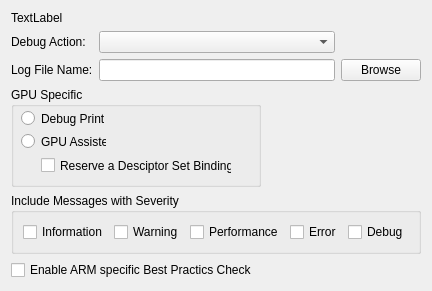
Before: the Qt Designer form vkconfig/khronossettings.ui in LunarG/VulkanTools, drawn with Qt 5.
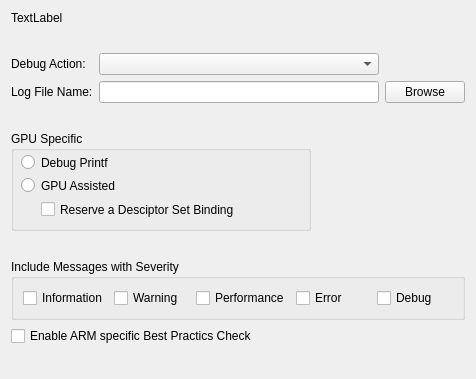
After: the same form once the commit is applied.

```diff
--- a/vkconfig/khronossettings.ui
+++ b/vkconfig/khronossettings.ui
@@ -6,28 +6,37 @@
    <rect>
     <x>0</x>
     <y>0</y>
-    <width>389</width>
-    <height>277</height>
+    <width>476</width>
+    <height>379</height>
    </rect>
   </property>
   <property name="windowTitle">
    <string>Form</string>
   </property>
-  <layout class="QGridLayout" name="gridLayout" rowstretch="1,0,0,0,0,0,0">
-   <item row="2" column="1">
-    <widget class="QLineEdit" name="lineEditLogFile">
+  <layout class="QGridLayout" name="gridLayout" rowstretch="1,0,0,0,0,0,0,0,0">
+   <item row="3" column="0">
+    <spacer name="verticalSpacer_2">
+     <property name="orientation">
+      <enum>Qt::Vertical</enum>
+     </property>
+     <property name="sizeHint" stdset="0">
+      <size>
+       <width>20</width>
+       <height>10</height>
+      </size>
+     </property>
+    </spacer>
+   </item>
+   <item row="2" column="0">
+    <widget class="QLabel" name="label_2">
      <property name="sizePolicy">
-      <sizepolicy hsizetype="Expanding" vsizetype="Fixed">
+      <sizepolicy hsizetype="Preferred" vsizetype="Preferred">
        <horstretch>0</horstretch>
-       <verstretch>2</verstretch>
+       <verstretch>0</verstretch>
       </sizepolicy>
      </property>
-    </widget>
-   </item>
-   <item row="1" column="0">
-    <widget class="QLabel" name="label">
      <property name="text">
-      <string>Debug Action:</string>
+      <string>Log File Name:</string>
      </property>
     </widget>
    </item>
@@ -41,42 +50,34 @@
      </property>
     </widget>
    </item>
-   <item row="5" column="0" colspan="2">
+   <item row="8" column="0">
+    <spacer name="verticalSpacer">
+     <property name="orientation">
+      <enum>Qt::Vertical</enum>
+     </property>
+     <property name="sizeHint" stdset="0">
+      <size>
+       <width>20</width>
+       <height>10</height>
+      </size>
+     </property>
+    </spacer>
+   </item>
+   <item row="1" column="0">
+    <widget class="QLabel" name="label">
+     <property name="text">
+      <string>Debug Action:</string>
+     </property>
+    </widget>
+   </item>
+   <item row="7" column="0" colspan="2">
     <widget class="QCheckBox" name="checkARM">
      <property name="text">
       <string>Enable ARM specific Best Practics Check</string>
      </property>
     </widget>
    </item>
-   <item row="0" column="0" colspan="3">
-    <widget class="QLabel" name="labelText">
-     <property name="sizePolicy">
-      <sizepolicy hsizetype="Expanding" vsizetype="Expanding">
-       <horstretch>0</horstretch>
-       <verstretch>0</verstretch>
-      </sizepolicy>
-     </property>
-     <property name="maximumSize">
-      <size>
-       <width>16777215</width>
-       <height>36</height>
-      </size>
-     </property>
-     <property name="text">
-      <string>TextLabel</string>
-     </property>
-     <property name="alignment">
-      <set>Qt::AlignLeading|Qt::AlignLeft|Qt::AlignTop</set>
-     </property>
-     <property name="wordWrap">
-      <bool>true</bool>
-     </property>
-     <property name="margin">
-      <number>3</number>
-     </property>
-    </widget>
-   </item>
-   <item row="4" column="0" colspan="3">
+   <item row="6" column="0" colspan="3">
     <widget class="QGroupBox" name="groupBox">
      <property name="sizePolicy">
       <sizepolicy hsizetype="Preferred" vsizetype="Fixed">
@@ -126,7 +127,7 @@
      </layout>
     </widget>
    </item>
-   <item row="3" column="0" colspan="2">
+   <item row="4" column="0" colspan="2">
     <widget class="QGroupBox" name="groupBoxGPU">
      <property name="sizePolicy">
       <sizepolicy hsizetype="Preferred" vsizetype="Preferred">
@@ -142,7 +143,7 @@
      </property>
      <property name="maximumSize">
       <size>
-       <width>250</width>
+       <width>300</width>
        <height>100</height>
       </size>
      </property>
@@ -154,7 +155,7 @@
        <rect>
         <x>10</x>
         <y>23</y>
-        <width>83</width>
+        <width>231</width>
         <height>17</height>
        </rect>
       </property>
@@ -167,7 +168,7 @@
        <rect>
         <x>10</x>
         <y>46</y>
-        <width>85</width>
+        <width>241</width>
         <height>17</height>
        </rect>
       </property>
@@ -180,7 +181,7 @@
        <rect>
         <x>30</x>
         <y>70</y>
-        <width>191</width>
+        <width>261</width>
         <height>17</height>
        </rect>
       </property>
@@ -190,19 +191,6 @@
      </widget>
     </widget>
    </item>
-   <item row="2" column="0">
-    <widget class="QLabel" name="label_2">
-     <property name="sizePolicy">
-      <sizepolicy hsizetype="Preferred" vsizetype="Preferred">
-       <horstretch>0</horstretch>
-       <verstretch>0</verstretch>
-      </sizepolicy>
-     </property>
-     <property name="text">
-      <string>Log File Name:</string>
-     </property>
-    </widget>
-   </item>
    <item row="2" column="2">
     <widget class="QPushButton" name="pushButtonBrowse">
      <property name="text">
@@ -210,15 +198,59 @@
      </property>
     </widget>
    </item>
-   <item row="6" column="0">
-    <spacer name="verticalSpacer">
+   <item row="0" column="0" colspan="3">
+    <widget class="QLabel" name="labelText">
+     <property name="sizePolicy">
+      <sizepolicy hsizetype="Expanding" vsizetype="Expanding">
+       <horstretch>0</horstretch>
+       <verstretch>0</verstretch>
+      </sizepolicy>
+     </property>
+     <property name="minimumSize">
+      <size>
+       <width>0</width>
+       <height>35</height>
+      </size>
+     </property>
+     <property name="maximumSize">
+      <size>
+       <width>16777215</width>
+       <height>36</height>
+      </size>
+     </property>
+     <property name="text">
+      <string>TextLabel</string>
+     </property>
+     <property name="alignment">
+      <set>Qt::AlignLeading|Qt::AlignLeft|Qt::AlignTop</set>
+     </property>
+     <property name="wordWrap">
+      <bool>true</bool>
+     </property>
+     <property name="margin">
+      <number>3</number>
+     </property>
+    </widget>
+   </item>
+   <item row="2" column="1">
+    <widget class="QLineEdit" name="lineEditLogFile">
+     <property name="sizePolicy">
+      <sizepolicy hsizetype="Expanding" vsizetype="Fixed">
+       <horstretch>0</horstretch>
+       <verstretch>2</verstretch>
+      </sizepolicy>
+     </property>
+    </widget>
+   </item>
+   <item row="5" column="0">
+    <spacer name="verticalSpacer_3">
      <property name="orientation">
       <enum>Qt::Vertical</enum>
      </property>
      <property name="sizeHint" stdset="0">
       <size>
        <width>20</width>
-       <height>40</height>
+       <height>10</height>
       </size>
      </property>
     </spacer>
```
